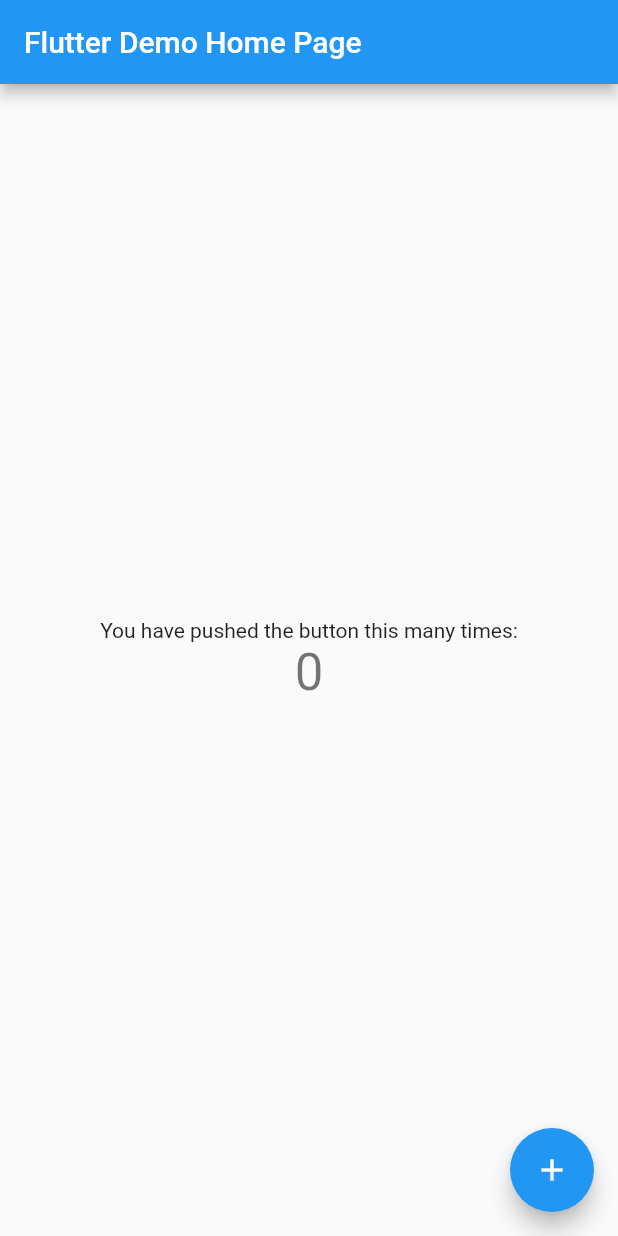
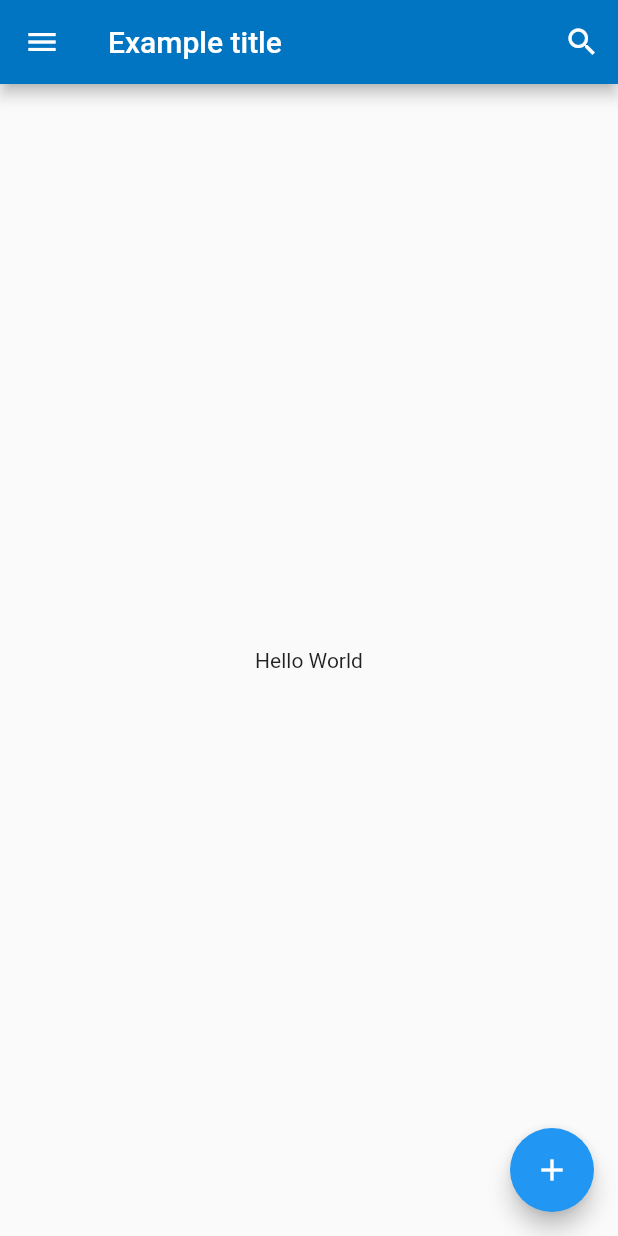
Before and after one commit to BytesZero/flutterdemo, a Flutter app: the screen it shows after launch, on a phone screen of 412 x 824 dp. Run offline on Flutter 3.47's test engine with Material 2 defaults, Android fonts, the phone set to English and light mode, and no system bars.

Commit message:
1. 创建主页面 2. 显示Hello World 3. 给Hello World 增加手势事件

```diff
--- /dev/null
+++ b/lib/demo/home.dart
@@ -0,0 +1,64 @@
+import 'package:flutter/material.dart';
+
+class MyApp extends StatelessWidget {
+  // This widget is the root of your application.
+  @override
+  Widget build(BuildContext context) {
+    const Color primaryColor = const Color(0xFF0175c2);
+    final ThemeData base = new ThemeData.light();
+    return new MaterialApp(
+      title: 'Flutter Demo',
+      theme: base.copyWith(
+        primaryColor: primaryColor,
+      ),
+      home: new TutorialHome(),
+      debugShowCheckedModeBanner: false,
+    );
+  }
+}
+
+class TutorialHome extends StatelessWidget {
+  @override
+  Widget build(BuildContext context) {
+    return new Scaffold(
+        appBar: new AppBar(
+          leading: new IconButton(
+              icon: new Icon(
+                Icons.menu,
+                color: Colors.white,
+              ),
+              tooltip: "Navigation menu",
+              onPressed: null),
+          title: new Text("Example title"),
+          actions: <Widget>[
+            new IconButton(
+                icon: new Icon(
+                  Icons.search,
+                  color: Colors.white,
+                ),
+                tooltip: "Search",
+                onPressed: null),
+          ],
+        ),
+        body: new Center(
+          child: new MyText(),
+        ),
+        floatingActionButton: new FloatingActionButton(
+            tooltip: "Add", child: new Icon(Icons.add), onPressed: null),
+        primary: true);
+  }
+}
+
+class MyText extends StatelessWidget {
+
+  @override
+  Widget build(BuildContext context) {
+    return new GestureDetector(
+      onTap: () {
+        final snackBar = new SnackBar(content: new Text("Tap"));
+        Scaffold.of(context).showSnackBar(snackBar);
+      },
+      child: new Text("Hello World"),
+    );
+  }
+}
--- a/lib/main.dart
+++ b/lib/main.dart
@@ -1,109 +1,6 @@
 import 'package:flutter/material.dart';
+import 'demo/home.dart';
 
-void main() => runApp(new MyApp());
-
-class MyApp extends StatelessWidget {
-  // This widget is the root of your application.
-  @override
-  Widget build(BuildContext context) {
-    return new MaterialApp(
-      title: 'Flutter Demo',
-      theme: new ThemeData(
-        // This is the theme of your application.
-        //
-        // Try running your application with "flutter run". You'll see the
-        // application has a blue toolbar. Then, without quitting the app, try
-        // changing the primarySwatch below to Colors.green and then invoke
-        // "hot reload" (press "r" in the console where you ran "flutter run",
-        // or press Run > Flutter Hot Reload in IntelliJ). Notice that the
-        // counter didn't reset back to zero; the application is not restarted.
-        primarySwatch: Colors.blue,
-      ),
-      home: new MyHomePage(title: 'Flutter Demo Home Page'),
-    );
-  }
+void main(){
+  runApp(new MyApp());
 }
-
-class MyHomePage extends StatefulWidget {
-  MyHomePage({Key key, this.title}) : super(key: key);
-
-  // This widget is the home page of your application. It is stateful, meaning
-  // that it has a State object (defined below) that contains fields that affect
-  // how it looks.
-
-  // This class is the configuration for the state. It holds the values (in this
-  // case the title) provided by the parent (in this case the App widget) and
-  // used by the build method of the State. Fields in a Widget subclass are
-  // always marked "final".
-
-  final String title;
-
-  @override
-  _MyHomePageState createState() => new _MyHomePageState();
-}
-
-class _MyHomePageState extends State<MyHomePage> {
-  int _counter = 0;
-
-  void _incrementCounter() {
-    setState(() {
-      // This call to setState tells the Flutter framework that something has
-      // changed in this State, which causes it to rerun the build method below
-      // so that the display can reflect the updated values. If we changed
-      // _counter without calling setState(), then the build method would not be
-      // called again, and so nothing would appear to happen.
-      _counter++;
-    });
-  }
-
-  @override
-  Widget build(BuildContext context) {
-    // This method is rerun every time setState is called, for instance as done
-    // by the _incrementCounter method above.
-    //
-    // The Flutter framework has been optimized to make rerunning build methods
-    // fast, so that you can just rebuild anything that needs updating rather
-    // than having to individually change instances of widgets.
-    return new Scaffold(
-      appBar: new AppBar(
-        // Here we take the value from the MyHomePage object that was created by
-        // the App.build method, and use it to set our appbar title.
-        title: new Text(widget.title),
-      ),
-      body: new Center(
-        // Center is a layout widget. It takes a single child and positions it
-        // in the middle of the parent.
-        child: new Column(
-          // Column is also layout widget. It takes a list of children and
-          // arranges them vertically. By default, it sizes itself to fit its
-          // children horizontally, and tries to be as tall as its parent.
-          //
-          // Invoke "debug paint" (press "p" in the console where you ran
-          // "flutter run", or select "Toggle Debug Paint" from the Flutter tool
-          // window in IntelliJ) to see the wireframe for each widget.
-          //
-          // Column has various properties to control how it sizes itself and
-          // how it positions its children. Here we use mainAxisAlignment to
-          // center the children vertically; the main axis here is the vertical
-          // axis because Columns are vertical (the cross axis would be
-          // horizontal).
-          mainAxisAlignment: MainAxisAlignment.center,
-          children: <Widget>[
-            new Text(
-              'You have pushed the button this many times:',
-            ),
-            new Text(
-              '$_counter',
-              style: Theme.of(context).textTheme.display1,
-            ),
-          ],
-        ),
-      ),
-      floatingActionButton: new FloatingActionButton(
-        onPressed: _incrementCounter,
-        tooltip: 'Increment',
-        child: new Icon(Icons.add),
-      ), // This trailing comma makes auto-formatting nicer for build methods.
-    );
-  }
-}
```
Also changed, not shown: 1 other file.
